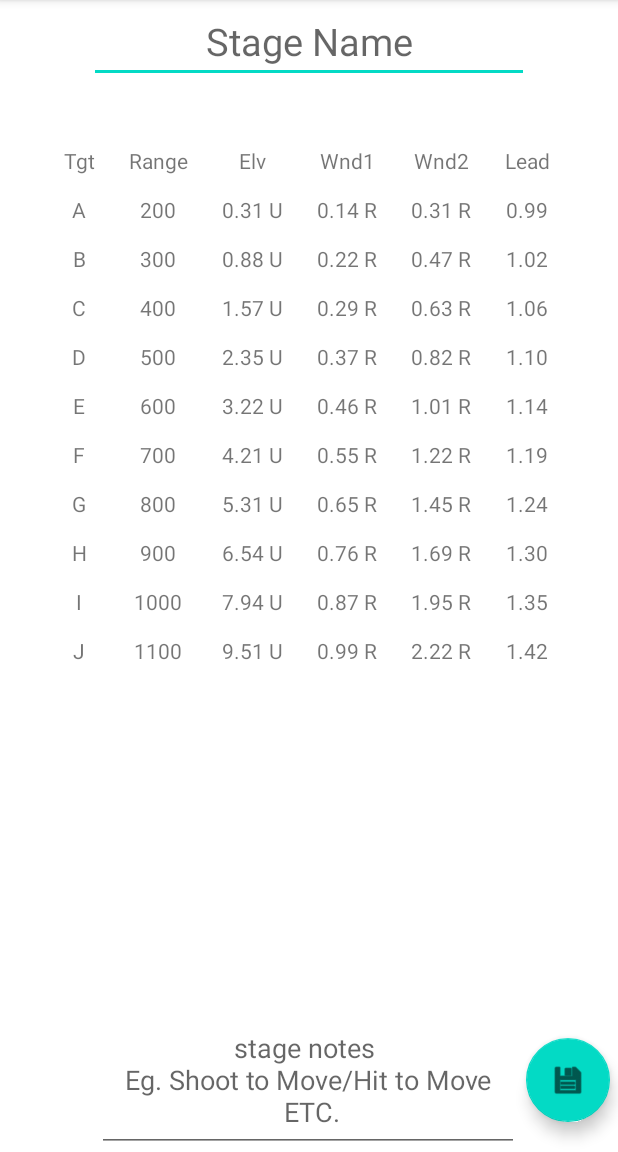
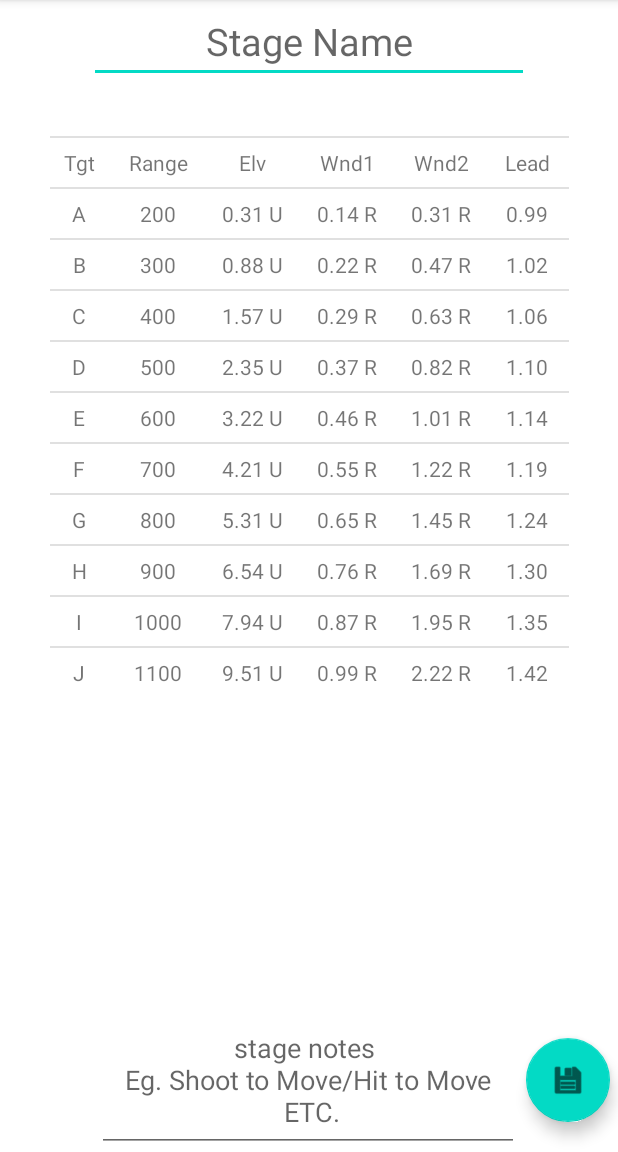
Before and after one commit to Jgriffiths92/Open_E-Reloading-Assistant, an Android app: the fragment HomeFragment shown on its own in the app's theme, on a phone screen of 412 x 824 dp, the part 84-1236 px from its top. Run offline under Robolectric (Android 15) with nearby library versions, the phone set to English and light mode, and no system bars.

Commit message:
some data beautification

```diff
--- a/app/src/main/java/com/example/opene_dope/MainActivity.kt
+++ b/app/src/main/java/com/example/opene_dope/MainActivity.kt
@@ -88,6 +88,7 @@ class MainActivity : AppCompatActivity() {
                     Toast.makeText(this, "Show 1 wind hold", Toast.LENGTH_SHORT).show()
                 }else {
                     Toast.makeText(this, "Show 2 wind holds", Toast.LENGTH_SHORT).show()
+
                 }
                 invalidateOptionsMenu()
                 return true
--- a/app/src/main/res/layout/fragment_home.xml
+++ b/app/src/main/res/layout/fragment_home.xml
@@ -14,6 +14,10 @@
         android:layout_height="550dp"
         android:stretchColumns="*"
         android:background="@drawable/border_table"
+        android:showDividers="beginning|middle"
+        android:divider="?android:listDivider"
+        android:layout_margin="10dp"
+        android:dividerPadding="2dp"
         app:layout_constraintBottom_toTopOf="@id/editTextText3"
         app:layout_constraintEnd_toEndOf="parent"
         app:layout_constraintStart_toStartOf="parent"
```
